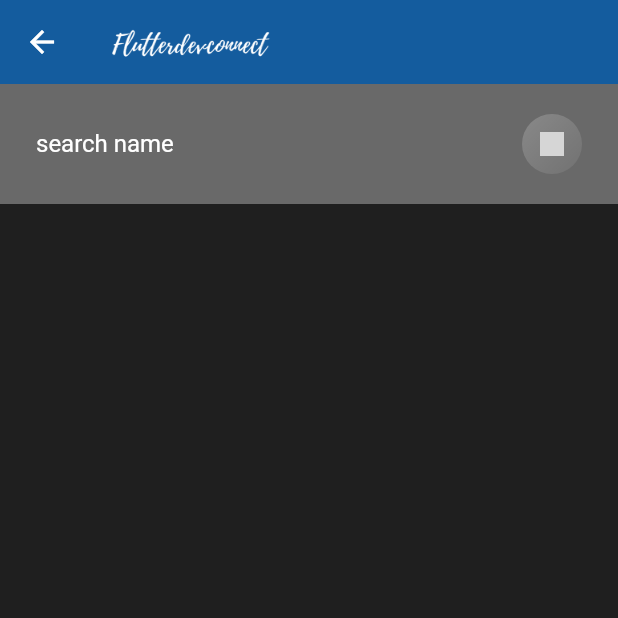
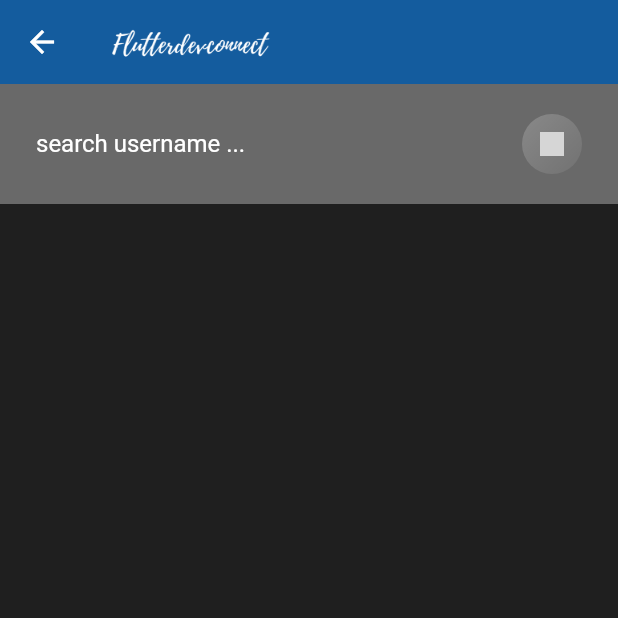
Before and after one commit to nathanmuyx/chat-app, a Flutter app: the Search screen opened directly, on a phone screen of 412 x 824 dp, the top half of it. Run offline on Flutter 3.47's test engine with Material 2 defaults, Android fonts, the phone set to English and light mode, and no system bars; our stand-ins replace cloud_firestore, firebase_auth, google_sign_in, shared_preferences; accounts and stored records are empty; Roboto replaces fonts that are missing (OverpassRegular); grey boxes are pictures that could not be loaded.

Commit message:
Search placeholder changed

```diff
--- a/lib/views/search.dart
+++ b/lib/views/search.dart
@@ -153,7 +153,7 @@ class _SearchState extends State<Search> {
                       controller: searchEditingController,
                       style: simpleTextStyle(),
                       decoration: InputDecoration(
-                        hintText: "search name",
+                        hintText: "search username ...",
                         hintStyle: TextStyle(
                           color: Colors.white,
                           fontSize: 16,
```
